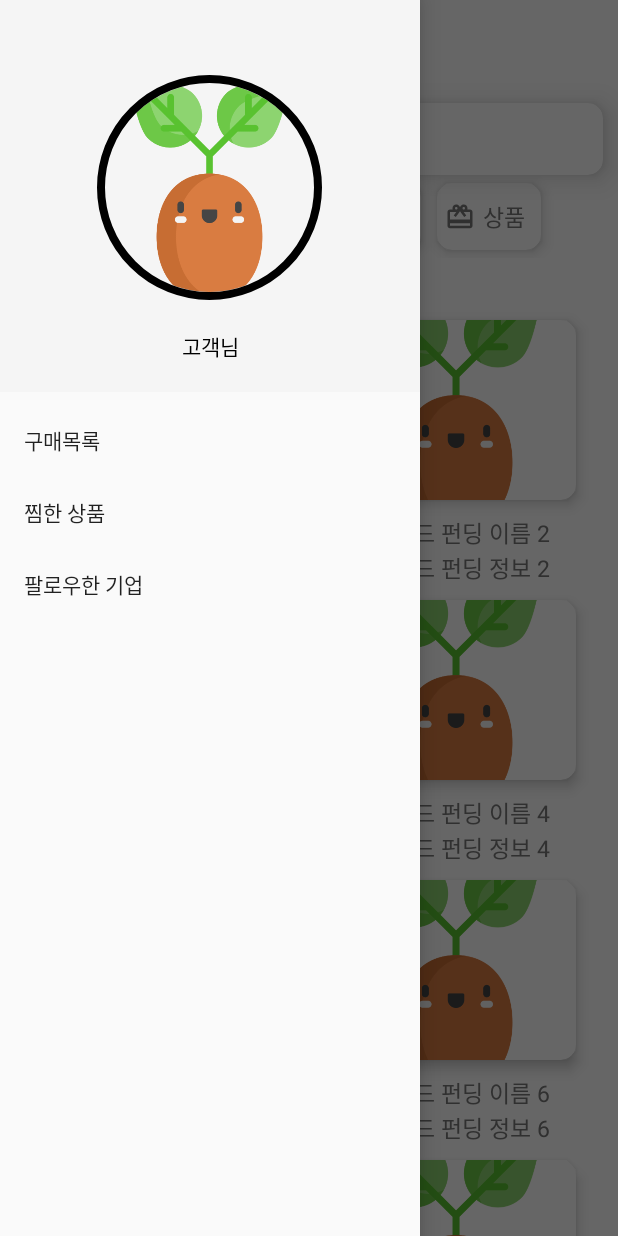
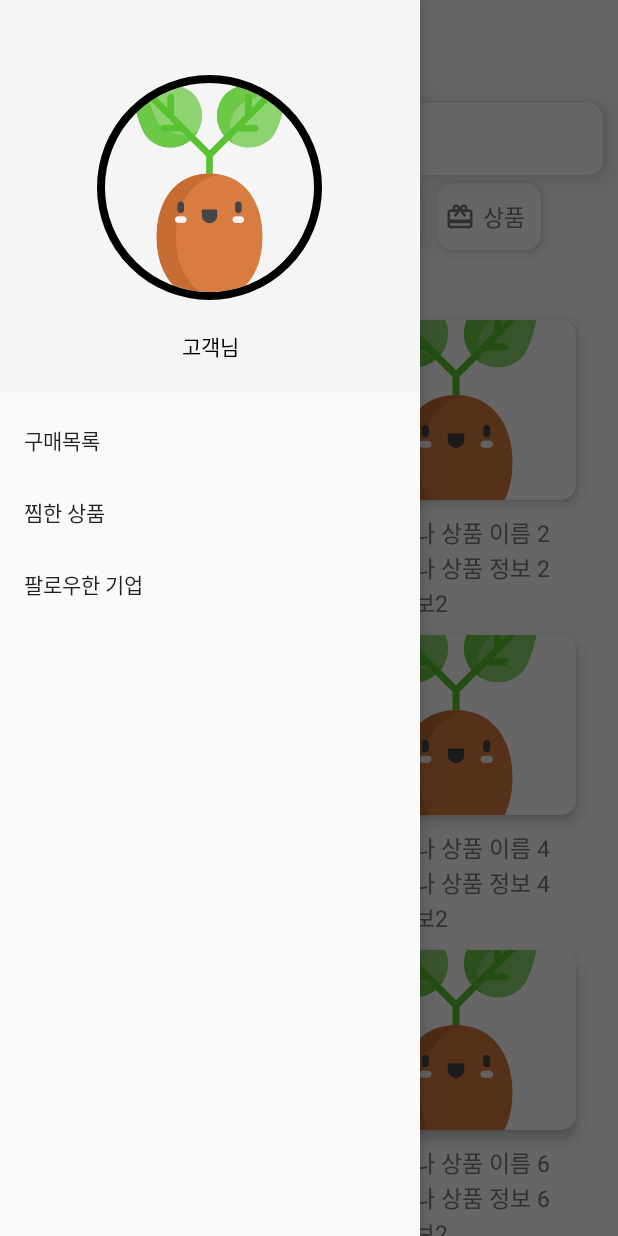
Before and after one commit to jejxis/Econg, an Android app: the screen it shows after launch (HomeActivity), in the side drawer, after a tap on "찜한 상품", on a phone screen of 412 x 824 dp. Run offline under Robolectric (Android 15) with nearby library versions, the phone set to English and light mode, and no system bars; our stand-ins replace CircleImageView, Firebase (no records; nobody signed in at launch, a user with empty details on screens opened directly); 1 statement that could not run was skipped.

Commit message:
recycler view to intent

```diff
--- a/app/src/main/AndroidManifest.xml
+++ b/app/src/main/AndroidManifest.xml
@@ -20,6 +20,9 @@
             android:name="net.flow9.thisiskotlin.econg.DetailCompActivity"
             android:exported="false" />
         <activity
+            android:name="net.flow9.thisiskotlin.econg.DetailPurActivity"
+            android:exported="false" />
+        <activity
             android:name="net.flow9.thisiskotlin.econg.DetailFundActivity"
             android:exported="false" />
         <activity
--- a/app/src/main/java/net/flow9/thisiskotlin/econg/DetailPurActivity.kt
+++ b/app/src/main/java/net/flow9/thisiskotlin/econg/DetailPurActivity.kt
@@ -3,10 +3,18 @@ package net.flow9.thisiskotlin.econg
 import androidx.appcompat.app.AppCompatActivity
 import android.os.Bundle
 import net.flow9.thisiskotlin.econg.R
+import net.flow9.thisiskotlin.econg.databinding.ActivityDetailPurBinding
+import net.flow9.thisiskotlin.econg.databinding.ActivityHomeBinding
 
 class DetailPurActivity : AppCompatActivity() {
+
+    val binding by lazy { ActivityDetailPurBinding.inflate(layoutInflater)}
     override fun onCreate(savedInstanceState: Bundle?) {
         super.onCreate(savedInstanceState)
-        setContentView(R.layout.activity_detail_pur)
+        setContentView(binding.root)
+
+        if(intent.hasExtra("id")){
+            binding.productName.text = intent.getStringExtra("id")
+        }
     }
 }
--- a/app/src/main/java/net/flow9/thisiskotlin/econg/HomeActivity.kt
+++ b/app/src/main/java/net/flow9/thisiskotlin/econg/HomeActivity.kt
@@ -1,5 +1,6 @@
 package net.flow9.thisiskotlin.econg
 
+import android.content.Intent
 import android.os.Bundle
 import android.util.Log
 import android.view.MenuItem
@@ -14,11 +15,19 @@ import com.google.firebase.ktx.Firebase
 import com.google.firebase.storage.ktx.storage
 import net.flow9.thisiskotlin.econg.data.Memo
 import net.flow9.thisiskotlin.econg.databinding.ActivityHomeBinding
+import net.flow9.thisiskotlin.econg.rvAdapter.CompanyAdapter
+import net.flow9.thisiskotlin.econg.rvAdapter.CrowdfundAdapter
+import net.flow9.thisiskotlin.econg.rvAdapter.ProductAdapter
 
 
 class HomeActivity : AppCompatActivity(), NavigationView.OnNavigationItemSelectedListener {
     val binding by lazy {ActivityHomeBinding.inflate(layoutInflater)}
     val storage = Firebase.storage("gs://econg-7e3f6.appspot.com")
+
+    var data: MutableList<Memo> = mutableListOf()
+    var productAdapter = ProductAdapter()
+    var crowdfundAdapter = CrowdfundAdapter()
+    var companyAdapter = CompanyAdapter()
 
     override fun onCreate(savedInstanceState: Bundle?) {
         super.onCreate(savedInstanceState)
@@ -40,9 +49,10 @@ class HomeActivity : AppCompatActivity(), NavigationView.OnNavigationItemSelecte
 
         binding.naviView.setNavigationItemSelectedListener(this)//내비게이션 메뉴 아이템에 클릭 속성 부여
 
-
+        loadData()
+        productAdapter.setClickListener(onClickedListItem)
         //recycler
-        val data: MutableList<Memo> = loadData(binding.cgHome)
+        /*var data: MutableList<Memo> = loadData(binding.cgHome)
 
         var adapter = CustomAdapter()
         adapter.listData = data
@@ -52,21 +62,39 @@ class HomeActivity : AppCompatActivity(), NavigationView.OnNavigationItemSelecte
         val staggeredGridLayoutManager =
             StaggeredGridLayoutManager(2, StaggeredGridLayoutManager.VERTICAL)
         binding.rvItems.layoutManager = staggeredGridLayoutManager
+*/
+        //카테고리 클릭 이벤트.. 나중에 토스트 대신 리사이클러뷰 내용 바꾸는 거로..
 
-        //카테고리 클릭 이벤트.. 나중에 토스트 대신 리사이클러뷰 내용 바꾸는 거로..
-        binding.cgHome.setOnClickListener {
-            adapter.listData = loadData(it)
-            adapter.notifyDataSetChanged() }
-        binding.cgCrowd.setOnClickListener {
-            adapter.listData = loadData(it)
-            adapter.notifyDataSetChanged()}
-        binding.cgComp.setOnClickListener {
-            adapter.listData = loadData(it)
-            adapter.notifyDataSetChanged()}
-        binding.cgProd.setOnClickListener {
-            adapter.listData = loadData(it)
-            adapter.notifyDataSetChanged()}
 
+
+    }
+
+
+    private val onClickedListItem = object : ProductAdapter.OnItemClickListener{
+        override fun onClicked(id: String) {
+            var intent = Intent(this@HomeActivity, DetailPurActivity::class.java)
+            intent.putExtra("id", id)
+            startActivity(intent)
+        }
+    }
+
+    fun loadData(){
+        var str: String = "기업이나 상품"
+        data = mutableListOf()
+        for(no in 1..100){
+            val title = "$str 이름 ${no}"
+            val info = "$str 정보 ${no}"
+
+            var memo = Memo(title, info)
+            data.add(memo)
+        }
+        productAdapter.setData(data)
+
+        val staggeredGridLayoutManager =
+            StaggeredGridLayoutManager(2, StaggeredGridLayoutManager.VERTICAL)
+        binding.rvItems.layoutManager = staggeredGridLayoutManager
+
+        binding.rvItems.adapter = productAdapter
 
     }
 
@@ -81,26 +109,4 @@ class HomeActivity : AppCompatActivity(), NavigationView.OnNavigationItemSelecte
     override fun onNavigationItemSelected(item: MenuItem): Boolean {
         TODO("Not yet implemented")
     }
-
-    fun loadData(view: View): MutableList<Memo>{
-        val data: MutableList<Memo> = mutableListOf()
-        var str: String = ""
-        when(view){
-            binding.cgHome -> str="상품이나 기업"
-            binding.cgCrowd -> str="크라우드 펀딩"
-            binding.cgComp -> str="기업"
-            binding.cgProd -> str="상품"
-        }
-
-        for(no in 1..100){
-            val title = "$str 이름 ${no}"
-            val info = "$str 정보 ${no}"
-
-            var memo = Memo(title, info)
-            data.add(memo)
-        }
-
-        return data
-    }
-
 }
--- /dev/null
+++ b/app/src/main/java/net/flow9/thisiskotlin/econg/rvAdapter/ProductAdapter.kt
@@ -0,0 +1,59 @@
+package net.flow9.thisiskotlin.econg.rvAdapter
+
+import android.content.Context
+import android.content.Intent
+import android.view.LayoutInflater
+import android.view.ViewGroup
+import android.widget.Toast
+import androidx.core.content.ContextCompat
+import androidx.core.content.ContextCompat.startActivity
+import androidx.recyclerview.widget.RecyclerView
+import net.flow9.thisiskotlin.econg.DetailFundActivity
+import net.flow9.thisiskotlin.econg.DetailPurActivity
+import net.flow9.thisiskotlin.econg.data.Memo
+import net.flow9.thisiskotlin.econg.databinding.ItemItemsBinding
+//상품
+class ProductAdapter(): RecyclerView.Adapter<ProductAdapter.ProductHolder>() {
+    var listData = mutableListOf<Memo>()//어댑터에서 사용할 목록변수
+    var context: Context? = null
+    var listener: ProductAdapter.OnItemClickListener? = null
+
+    override fun onCreateViewHolder(parent: ViewGroup, viewType: Int): ProductHolder {//한 화면에 생성할 레이아웃 개수 = 한 화면에 생성할 아이템 개수-> 아이템 레이아웃 생성
+        context = parent.context
+        val binding = ItemItemsBinding.inflate(LayoutInflater.from(parent.context), parent, false)//여기서 만들어 놓은 item_recycler를 붙이는 건가? 그런듯.
+        return ProductHolder(binding)
+    }
+
+    override fun onBindViewHolder(holder: ProductHolder, position: Int) {//아이템 레이아웃에 값 입력 후 출력 -> 생성된 뷰 홀더를 보여줌.
+        val memo = listData.get(position)
+        holder.setMemo(memo)
+
+        holder.itemView.rootView.setOnClickListener {
+            listener!!.onClicked(memo.title)
+        }
+    }
+
+    override fun getItemCount(): Int {// 목록에 나오는 아이템 개수
+        return listData.size
+    }
+
+    fun setData(arrData : MutableList<Memo>){
+        listData = arrData as ArrayList<Memo>
+    }
+
+    fun setClickListener(listener1: ProductAdapter.OnItemClickListener){
+        listener = listener1
+    }
+
+    inner class ProductHolder(val binding: ItemItemsBinding): RecyclerView.ViewHolder(binding.root){
+        fun setMemo(memo: Memo) {
+            binding.subName.text = "${memo.title}"
+            binding.subInfo.text = "${memo.info}"
+        }
+
+    }
+
+    interface OnItemClickListener{
+        fun onClicked(id:String)
+    }
+}
--- a/app/src/main/res/layout/item_items.xml
+++ b/app/src/main/res/layout/item_items.xml
@@ -49,6 +49,17 @@
             android:textAlignment="textStart"
             android:textColor="@color/hintTextColor"
             android:textSize="15sp" />
+
+        <TextView
+            android:id="@+id/sub_info2"
+            android:layout_width="160dp"
+            android:layout_height="wrap_content"
+            android:maxLines="2"
+            android:paddingStart="10dp"
+            android:text="기타정보2"
+            android:textAlignment="textStart"
+            android:textColor="@color/hintTextColor"
+            android:textSize="15sp"/>
     </LinearLayout>
 
 
```
Also changed, not shown: app/src/main/java/net/flow9/thisiskotlin/econg/DetailCompActivity.kt (+12 -1 lines), app/src/main/java/net/flow9/thisiskotlin/econg/DetailFundActivity.kt (+15 -1 lines), app/src/main/java/net/flow9/thisiskotlin/econg/rvAdapter/CompanyAdapter.kt (added, +61 -0 lines), app/src/main/java/net/flow9/thisiskotlin/econg/rvAdapter/CrowdfundAdapter.kt (added, +57 -0 lines), app/src/main/res/layout/activity_detail_fund.xml (+5 -5 lines), app/src/main/res/layout/activity_detail_pur.xml (+4 -3 lines).
